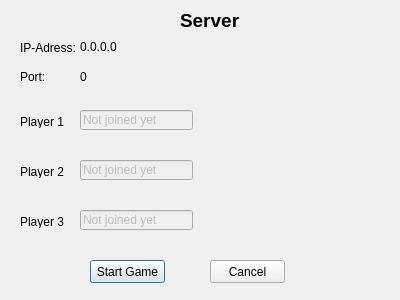
Above: gui/createserverdialog.ui from pfriesch/qtMauMau before the change. Below: the same form after it.
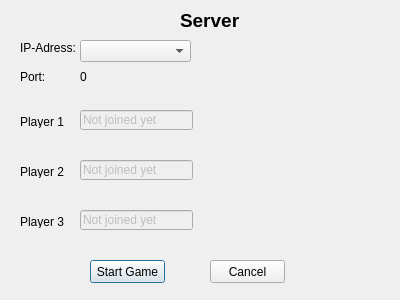
That is the form after the change.

Patch:
```diff
--- a/gui/createserverdialog.ui
+++ b/gui/createserverdialog.ui
@@ -181,19 +181,6 @@
     <string>Port:</string>
    </property>
   </widget>
-  <widget class="QLabel" name="currentipaddresslbl">
-   <property name="geometry">
-    <rect>
-     <x>80</x>
-     <y>40</y>
-     <width>46</width>
-     <height>13</height>
-    </rect>
-   </property>
-   <property name="text">
-    <string>0.0.0.0</string>
-   </property>
-  </widget>
   <widget class="QLabel" name="currentportlbl">
    <property name="geometry">
     <rect>
@@ -207,6 +194,19 @@
     <string>0</string>
    </property>
   </widget>
+  <widget class="QComboBox" name="currentIPadrBox">
+   <property name="geometry">
+    <rect>
+     <x>80</x>
+     <y>40</y>
+     <width>111</width>
+     <height>22</height>
+    </rect>
+   </property>
+   <property name="currentText">
+    <string/>
+   </property>
+  </widget>
  </widget>
  <resources/>
  <connections/>
```
